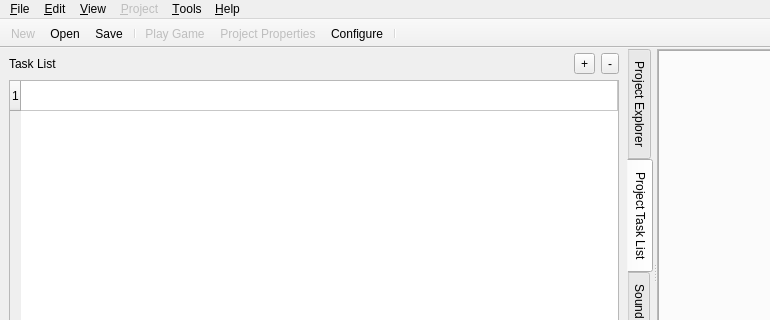
This is src/mainwindow.ui in Eggbertx/QtSphere-IDE as Qt 5 draws it before an edit; both pictures show x 0 to 770 and y 0 to 320 of the 936 by 518 pixel window. The edited form follows.
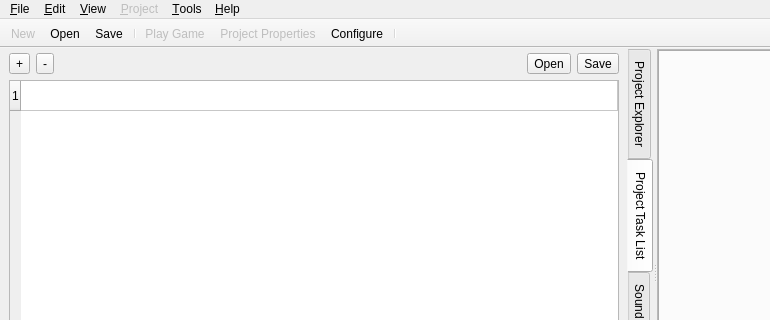
This is the edited form. The open tabs and pages were chosen to show the change. Icons and pictures are not drawn. Custom widgets are drawn as their Qt base class.

Commit message: Add task list, update to Qt6

```diff
--- a/src/mainwindow.ui
+++ b/src/mainwindow.ui
@@ -125,9 +125,16 @@
          <item>
           <layout class="QHBoxLayout" name="horizontalLayout_2">
            <item>
-            <widget class="QLabel" name="taskListLabel">
+            <widget class="QToolButton" name="newTaskButton">
              <property name="text">
-              <string>Task List</string>
+              <string>+</string>
+             </property>
+            </widget>
+           </item>
+           <item>
+            <widget class="QToolButton" name="delTaskButton">
+             <property name="text">
+              <string>-</string>
              </property>
             </widget>
            </item>
@@ -145,16 +152,22 @@
             </spacer>
            </item>
            <item>
-            <widget class="QToolButton" name="newTaskButton">
+            <widget class="QToolButton" name="openTaskListButton">
+             <property name="toolTip">
+              <string>Open task list</string>
+             </property>
              <property name="text">
-              <string>+</string>
+              <string>Open</string>
              </property>
             </widget>
            </item>
            <item>
-            <widget class="QToolButton" name="delTaskButton">
+            <widget class="QToolButton" name="saveTaskListButton">
+             <property name="toolTip">
+              <string>Save task list</string>
+             </property>
              <property name="text">
-              <string>-</string>
+              <string>Save</string>
              </property>
             </widget>
            </item>
```
Left out of the diff: 2 changed lines with no effect on the pictures. The commit also changes 16 other files.
